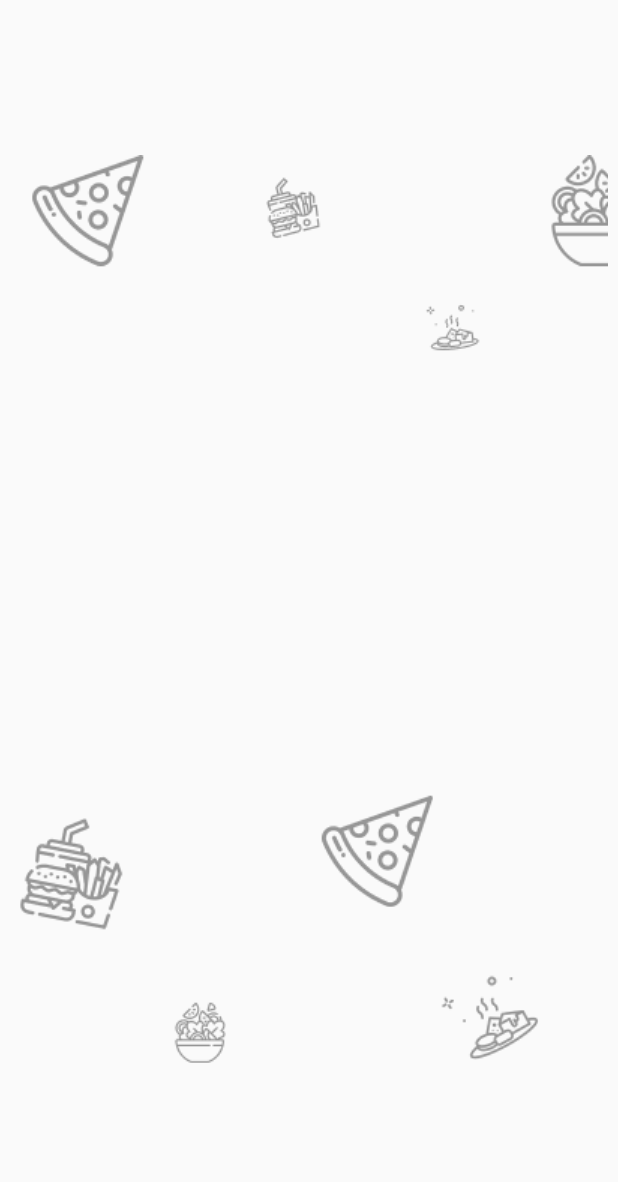
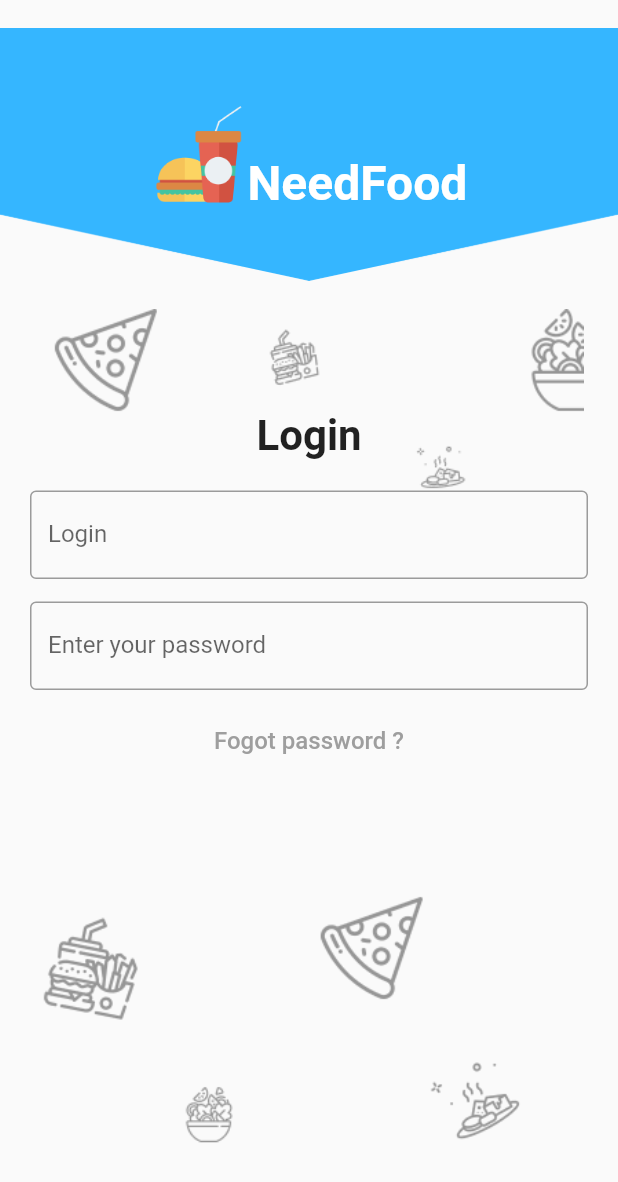
Before and after one commit to SirojiddinBoltayev/Delivery-Food, a Flutter app: the LoginPage screen opened directly, on a phone screen of 412 x 824 dp. Shown: the top 1182 px of the screen. Run offline on Flutter 3.47's test engine with Material 2 defaults, Android fonts, the phone set to English and light mode, and no system bars.

Commit message:
keyboard muammosi

```diff
--- a/lib/login_page.dart
+++ b/lib/login_page.dart
@@ -7,12 +7,142 @@ class LoginPage extends StatelessWidget {
   Widget build(BuildContext context) {
     return Scaffold(
       body: Container(
-        decoration: BoxDecoration(
-          image: DecorationImage(
-            image: AssetImage("assets/images/bg-image.png"),
-          ),
+        child: Column(
+
+              mainAxisSize: MainAxisSize.min,
+              crossAxisAlignment: CrossAxisAlignment.stretch,
+              children: [
+                Expanded(
+                  flex: 4,
+                  child: Container(
+                    // height: 147,
+                    width: double.infinity,
+                    child: Align(
+                        child: Row(
+                      crossAxisAlignment: CrossAxisAlignment.center,
+                      mainAxisAlignment: MainAxisAlignment.center,
+                      children: [
+                        Image.asset(
+                          "assets/images/burger 1.png",
+                          scale: 2,
+                        ),
+                        Padding(
+                          padding: const EdgeInsets.only(top: 38.0),
+                          child: Text(
+                            'NeedFood',
+                            style: TextStyle(
+                                color: Colors.white,
+                                fontSize: 32,
+                                fontWeight: FontWeight.bold),
+                          ),
+                        ),
+                      ],
+                    )),
+                    decoration: BoxDecoration(
+                      image: DecorationImage(
+                        image: AssetImage("assets/images/Rectangle 1.png"),
+                      ),
+                    ),
+                  ),
+                ),
+                Expanded(
+                  flex: 11,
+                  child: Container(
+                    // height: 147,
+                    width: double.infinity,
+                    child: Align(
+                        child: ListView(
+                      children: [
+                        Column(
+                          children: [
+                            Padding(
+                              padding: EdgeInsets.only(top: 68),
+                              child: Text(
+                                "Login",
+                                style: TextStyle(
+                                    fontSize: 28, fontWeight: FontWeight.bold),
+                              ),
+                            ),
+                            Padding(
+                              padding: const EdgeInsets.only(
+                                  top: 20, left: 20, right: 20),
+                              child: TextField(
+                                decoration: InputDecoration(
+                                  border: OutlineInputBorder(),
+                                  labelText: "Login",
+                                ),
+                              ),
+                            ),
+                            Padding(
+                              padding: const EdgeInsets.only(
+                                  top: 15, left: 20, right: 20),
+                              child: TextField(
+                                decoration: InputDecoration(
+                                  border: OutlineInputBorder(),
+                                  labelText: "Enter your password",
+                                ),
+                              ),
+                            ),
+                            Padding(
+                              padding: EdgeInsets.only(top: 10),
+                              child: TextButton(
+                                onPressed: () {},
+                                child: Text(
+                                  "Fogot password ?",
+                                  style:
+                                      TextStyle(color: Colors.grey, fontSize: 16),
+                                ),
+                              ),
+                            )
+                          ],
+                        ),
+                      ],
+                    )),
+                    decoration: BoxDecoration(
+                      image: DecorationImage(
+                        image: AssetImage("assets/images/bg-image.png"),
+                      ),
+                    ),
+                  ),
+                ),
+                Expanded(
+                  child: GridView.count(
+
+                    crossAxisCount: 2,
+                    children: [
+                      Center(
+                        child: Text(
+                          "No account yet?",
+                          style: TextStyle(color: Colors.grey, fontSize: 14),
+                        ),
+                      ),
+                      Center(
+                        child: Row(
+                          mainAxisAlignment: MainAxisAlignment.center,
+                          children: [
+                            Text("Sign up now",
+                                style: TextStyle(
+                                    color: Colors.blue,
+                                    fontWeight: FontWeight.w500)),
+                            Icon(
+                              Icons.keyboard_arrow_right_outlined,
+                              color: Colors.blue,
+                              size: 16,
+                            )
+                          ],
+                        ),
+                      ),
+                      // SizedBox(
+                      //   height: 8,
+                      // ),
+                    ],
+                  ),
+                )
+              ],
+            ),
+
         ),
-      ),
+
     );
   }
 }
```
